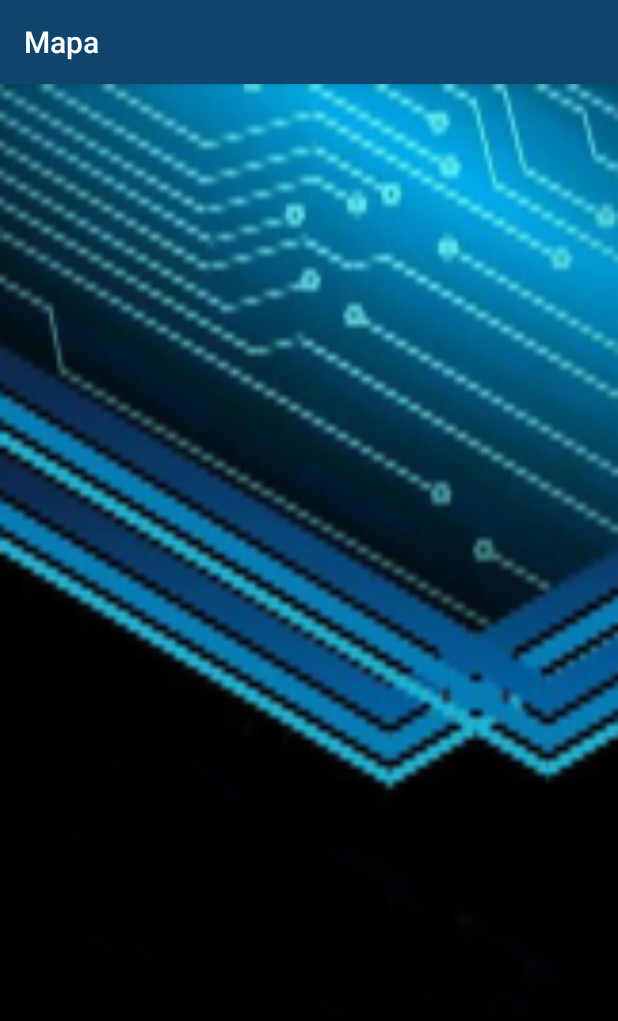
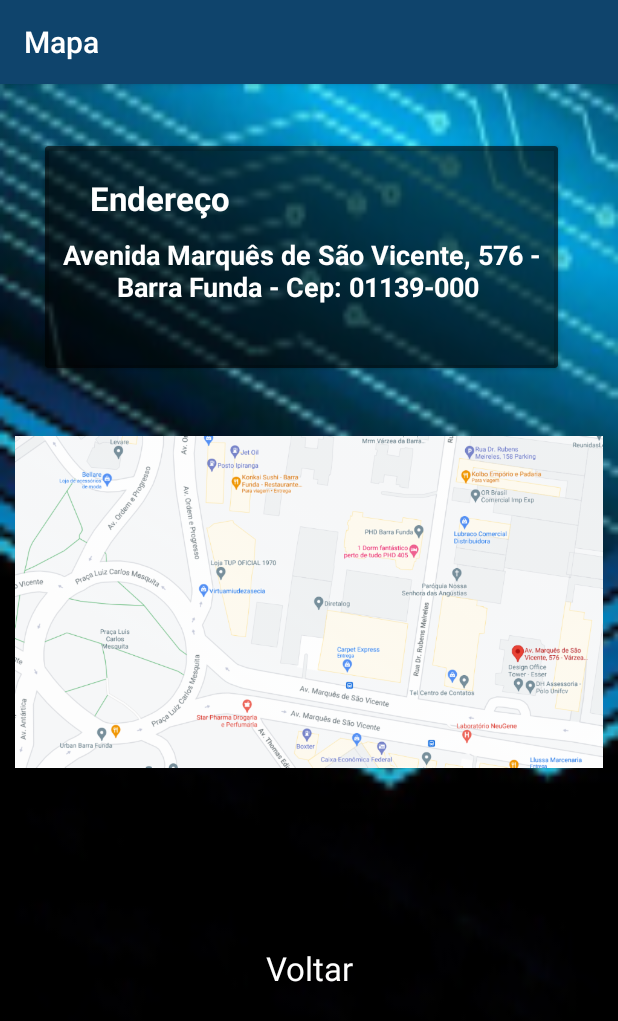
Before and after one commit to volk-infinity/AppVolk, an Android app: the MapaActivity screen opened directly, with no data from a screen before it, on a phone screen of 412 x 824 dp. Shown: the top 1021 px of the screen. Run offline under Robolectric (Android 15) with nearby library versions, the phone set to English and light mode, and no system bars.

Commit message:
Criacao da tela Mapa

```diff
--- a/app/build.gradle
+++ b/app/build.gradle
@@ -33,6 +33,7 @@ dependencies {
     implementation 'androidx.appcompat:appcompat:1.2.0'
     implementation 'com.google.android.material:material:1.3.0'
     implementation 'androidx.constraintlayout:constraintlayout:2.0.4'
+    implementation 'com.google.android.gms:play-services-maps:17.0.1'
     testImplementation 'junit:junit:4.+'
     androidTestImplementation 'androidx.test.ext:junit:1.1.2'
     androidTestImplementation 'androidx.test.espresso:espresso-core:3.3.0'
--- a/app/src/main/res/layout/activity_cadastro_atividades.xml
+++ b/app/src/main/res/layout/activity_cadastro_atividades.xml
@@ -18,7 +18,7 @@
 
             <Space
                 android:layout_width="match_parent"
-                android:layout_height="100dp" />
+                android:layout_height="90dp" />
 
             <EditText
                 android:id="@+id/editTextDataInicioAtv"
@@ -103,7 +103,7 @@
             <EditText
                 android:id="@+id/editTextAtividade"
                 android:layout_width="match_parent"
-                android:layout_height="114dp"
+                android:layout_height="142dp"
                 android:layout_marginLeft="30dp"
                 android:layout_marginRight="30dp"
                 android:background="@color/color_white"
@@ -118,11 +118,11 @@
 
             <Space
                 android:layout_width="match_parent"
-                android:layout_height="30dp" />
+                android:layout_height="24dp" />
 
             <LinearLayout
                 android:layout_width="match_parent"
-                android:layout_height="88dp"
+                android:layout_height="77dp"
                 android:orientation="horizontal">
 
                 <Button
--- a/app/src/main/res/layout/activity_login.xml
+++ b/app/src/main/res/layout/activity_login.xml
@@ -73,6 +73,7 @@
                     android:background="@drawable/buttons_app"
                     android:text="Enviar"
                     android:textColor="#FFFFFF"
+                    android:textSize="14sp"
                     android:textStyle="bold" />
 
                 <!--<Button
@@ -87,7 +88,7 @@
             </LinearLayout>
 
             <TextView
-                android:id="@+id/textView8"
+                android:id="@+id/textNãoPossuiConta"
                 android:layout_width="match_parent"
                 android:layout_height="31dp"
                 android:text="Não possui conta? Cadastre-se"
--- a/app/src/main/res/layout/activity_mapa.xml
+++ b/app/src/main/res/layout/activity_mapa.xml
@@ -5,4 +5,93 @@
     android:layout_width="match_parent"
     android:layout_height="match_parent"
     android:background="@mipmap/ic_fundo_foreground"
-    tools:context=".MapaActivity"/>
+    tools:context=".MapaActivity">
+
+    <LinearLayout
+        android:layout_width="match_parent"
+        android:layout_height="match_parent"
+        android:orientation="horizontal" />
+
+        <LinearLayout
+            android:layout_width="match_parent"
+            android:layout_height="match_parent"
+            android:orientation="vertical" >
+
+            <Space
+                android:layout_width="match_parent"
+                android:layout_height="41dp" />
+
+            <androidx.cardview.widget.CardView
+                android:layout_width="342dp"
+                android:layout_height="148dp"
+                android:layout_marginLeft="30dp"
+                android:layout_marginRight="30dp"
+                android:background="@color/black_overlay"
+                android:backgroundTint="@color/color_black"
+                android:hapticFeedbackEnabled="false"
+                app:cardBackgroundColor="@color/black_overlay">
+
+
+                <TextView
+                    android:id="@+id/textView26"
+                    android:layout_width="wrap_content"
+                    android:layout_height="wrap_content"
+                    android:layout_marginHorizontal="30dp"
+                    android:layout_marginTop="20dp"
+                    android:text="Endereço"
+                    android:textColor="@color/color_white"
+                    android:textSize="22sp"
+                    android:textStyle="bold" />
+
+                <TextView
+                    android:id="@+id/textView27"
+                    android:layout_width="wrap_content"
+                    android:layout_height="wrap_content"
+                    android:layout_marginHorizontal="10dp"
+                    android:layout_marginTop="60dp"
+                    android:text="Avenida Marquês de São Vicente, 576 - Barra Funda - Cep: 01139-000 "
+                    android:textAlignment="center"
+                    android:textColor="@color/color_white"
+                    android:textSize="18sp"
+                    android:textStyle="bold" />
+
+            </androidx.cardview.widget.CardView>
+
+            <Space
+                android:layout_width="match_parent"
+                android:layout_height="38dp" />
+
+            <LinearLayout
+                android:layout_width="match_parent"
+                android:layout_height="347dp"
+                android:orientation="horizontal">
+
+                <ImageView
+                    android:id="@+id/imgMapa2"
+                    android:layout_width="250dp"
+                    android:layout_height="236dp"
+                    android:layout_marginLeft="10dp"
+                    android:layout_marginRight="10dp"
+                    android:layout_weight="1"
+                    app:srcCompat="@drawable/mapa" />
+            </LinearLayout>
+
+            <LinearLayout
+                android:layout_width="match_parent"
+                android:layout_height="match_parent"
+                android:orientation="horizontal">
+
+                <TextView
+                    android:id="@+id/textVoltar5"
+                    android:layout_width="match_parent"
+                    android:layout_height="wrap_content"
+                    android:layout_marginLeft="30dp"
+                    android:layout_marginRight="30dp"
+                    android:text="Voltar"
+                    android:textAlignment="center"
+                    android:textColor="@color/color_white"
+                    android:textSize="22sp" />
+
+        </LinearLayout>
+    </LinearLayout>
+</androidx.constraintlayout.widget.ConstraintLayout>
```
Also changed, not shown: app/src/main/res/drawable-hdpi/mapa.png (added), app/src/main/res/drawable-ldpi/mapa.png (added), app/src/main/res/drawable-mdpi/mapa.png (added), app/src/main/res/drawable-xhdpi/mapa.png (added), app/src/main/res/drawable-xxhdpi/mapa.png (added), app/src/main/res/drawable-xxxhdpi/mapa.png (added), 1 other file.
